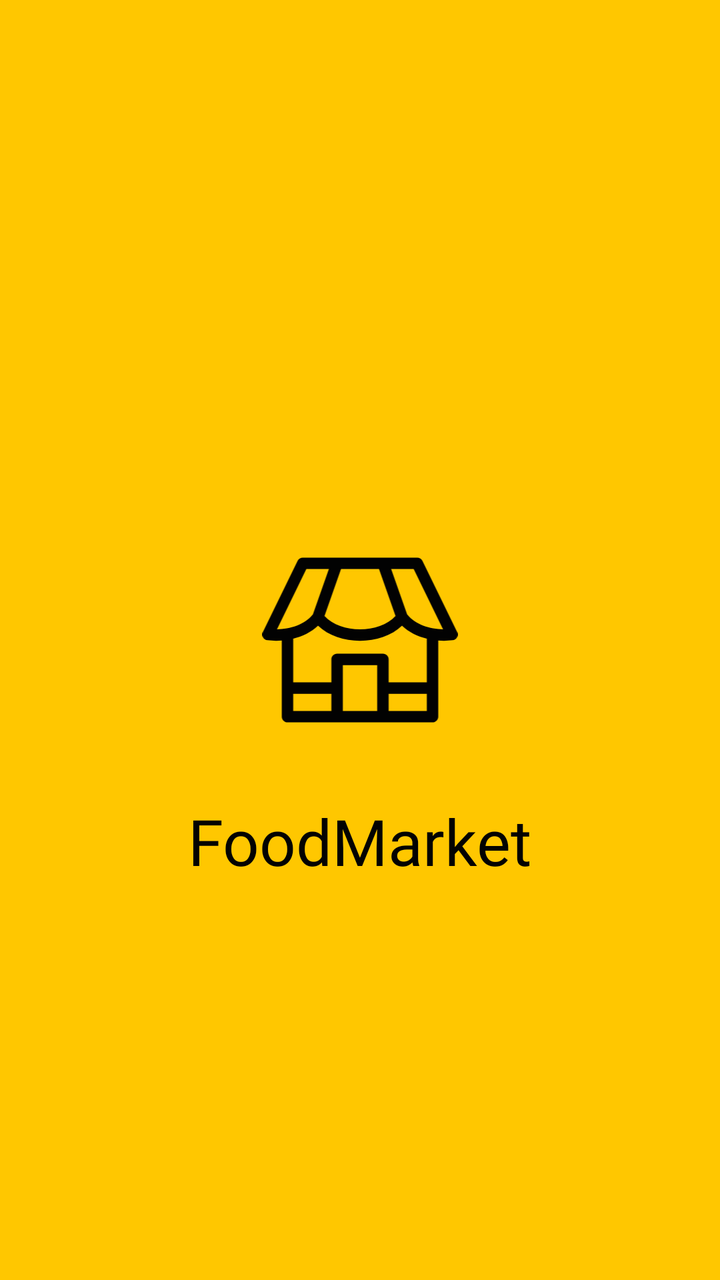
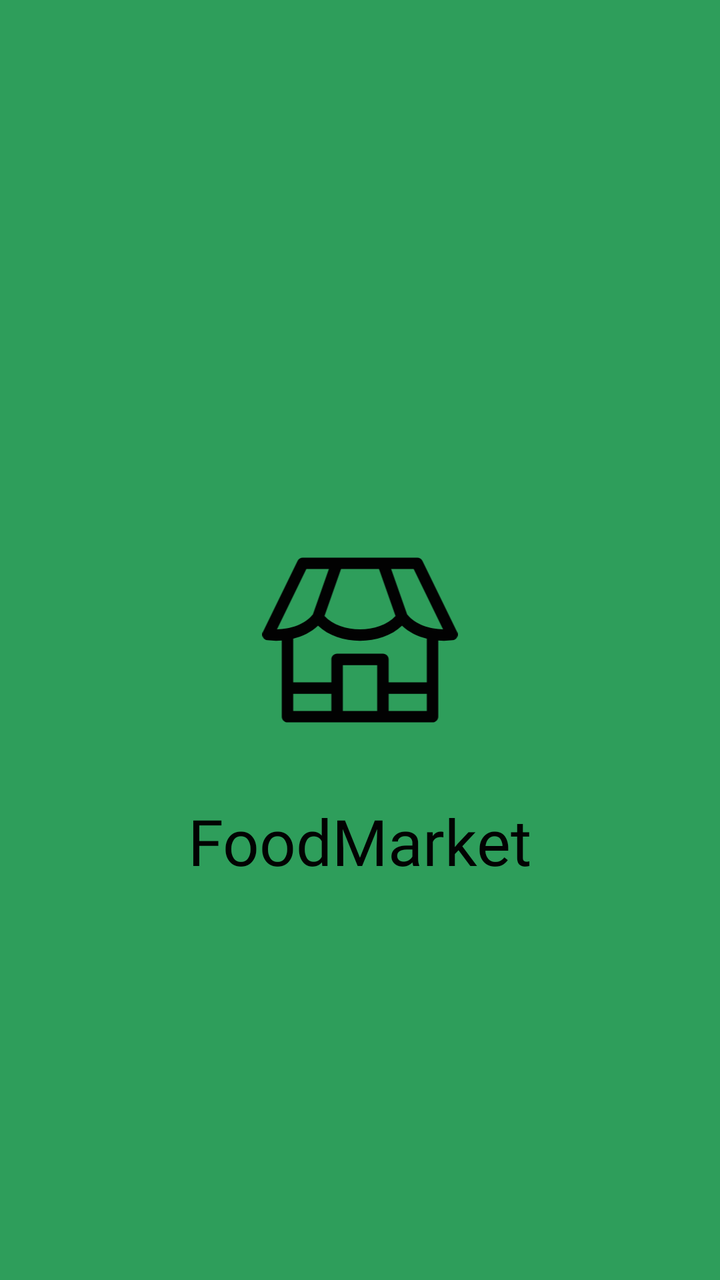

Two renders of the same Android screen: before a commit and after it. Below are the layout's source before the change and the commit's diff.
<!-- AndroidManifest.xml: application theme Theme.FoodmarketKotlin -->
<!-- res/layout/activity_splash_screen.xml -->
<?xml version="1.0" encoding="utf-8"?>
<androidx.constraintlayout.widget.ConstraintLayout xmlns:android="http://schemas.android.com/apk/res/android"
    xmlns:app="http://schemas.android.com/apk/res-auto"
    xmlns:tools="http://schemas.android.com/tools"
    android:id="@+id/main"
    android:layout_width="match_parent"
    android:layout_height="match_parent"
    android:background="#FFC700 "
    tools:context=".ui.splashscreen.SplashScreenActivity">

    <ImageView
        android:id="@+id/imageView"
        android:layout_width="100dp"
        android:layout_height="84dp"
        app:layout_constraintBottom_toBottomOf="parent"
        app:layout_constraintEnd_toEndOf="parent"
        app:layout_constraintStart_toStartOf="parent"
        app:layout_constraintTop_toTopOf="parent"
        app:srcCompat="@drawable/ic_logo_apps" />

    <TextView
        android:id="@+id/textView"
        android:layout_width="wrap_content"
        android:layout_height="wrap_content"
        android:layout_marginTop="37dp"
        style="@style/TextView.PoppinsNormal32sp020202"
        android:text="FoodMarket"
        app:layout_constraintEnd_toEndOf="parent"
        app:layout_constraintStart_toStartOf="parent"
        app:layout_constraintTop_toBottomOf="@+id/imageView" />

    <androidx.constraintlayout.widget.Group
        android:id="@+id/group"
        android:layout_width="wrap_content"
        android:layout_height="wrap_content"
        app:constraint_referenced_ids="textView"
        app:layout_constraintBottom_toBottomOf="parent"
        app:layout_constraintEnd_toEndOf="parent"
        app:layout_constraintStart_toStartOf="parent"
        app:layout_constraintTop_toTopOf="parent" />
</androidx.constraintlayout.widget.ConstraintLayout>
<!-- resources referenced by this layout -->
<resources>
  <!-- drawable ic_logo_apps (drawable) -->
  <vector xmlns:android="http://schemas.android.com/apk/res/android"
      android:width="100dp"
      android:height="86dp"
      android:viewportWidth="100"
      android:viewportHeight="86">
    <path
        android:pathData="M99.704,38.931L81.931,2.459C81.44,1.451 80.417,0.813 79.297,0.813H20.703C19.583,0.813 18.56,1.452 18.07,2.459L0.296,38.931C-0.12,39.785 -0.096,40.786 0.358,41.619C0.813,42.452 1.643,43.013 2.586,43.124C5.081,43.419 7.52,43.463 9.961,43.272V82.258C9.961,83.876 11.273,85.188 12.891,85.188C16.747,85.188 84.583,85.188 87.109,85.188C88.728,85.188 90.039,83.876 90.039,82.258V43.274C92.483,43.465 94.952,43.415 97.415,43.124C98.357,43.013 99.187,42.452 99.642,41.619C100.096,40.786 100.12,39.785 99.704,38.931ZM59.709,6.672L68.17,30.691C59.756,39.856 40.152,39.755 31.83,30.691L40.291,6.672H59.709ZM7.502,37.521L22.534,6.672H34.079L25.907,29.869C21.74,35.149 14.255,37.422 7.502,37.521ZM35.352,79.328H15.82V70.539H35.352V79.328ZM58.789,79.328H41.211V55.891H58.789V79.328ZM84.18,79.328H64.649V70.539H84.18V79.328ZM84.18,64.68H64.649V52.961C64.649,51.343 63.337,50.031 61.719,50.031H38.281C36.663,50.031 35.352,51.343 35.352,52.961V64.68H15.82V42.34C20.464,41.202 25.024,39.033 28.517,35.686C39.258,45.974 60.758,45.958 71.484,35.686C74.945,39.003 79.487,41.189 84.18,42.34V64.68ZM74.093,29.868L65.921,6.672H77.466L92.499,37.521C85.769,37.422 78.276,35.169 74.093,29.868Z"
        android:fillColor="#020202"/>
  </vector>
  <style name="TextView.PoppinsNormal32sp020202">
          <item name="android:fontFamily">@font/poppins</item>
          <item name="android:textColor">#020202</item>
          <item name="android:textSize">32sp</item>
      </style>
  <style name="Theme.FoodmarketKotlin" parent="Base.Theme.FoodmarketKotlin" />
  <style name="Base.Theme.FoodmarketKotlin" parent="Theme.AppCompat.DayNight.NoActionBar">
      </style>
</resources>

<!-- the commit's change to res/layout/activity_splash_screen.xml (unified diff, before → after) -->
@@ -5,7 +5,7 @@
     android:id="@+id/main"
     android:layout_width="match_parent"
     android:layout_height="match_parent"
-    android:background="#FFC700 "
+    android:background="@color/primary"
     tools:context=".ui.splashscreen.SplashScreenActivity">
 
     <ImageView
<!-- resource entries referenced after the edit -->
@@ -1,5 +1,6 @@
 <!-- resources referenced by this layout -->
 <resources>
+  <color name="primary">#2E9E5B</color>
   <!-- drawable ic_logo_apps (drawable) -->
   <vector xmlns:android="http://schemas.android.com/apk/res/android"
       android:width="100dp"
@@ -16,7 +17,14 @@
           <item name="android:textSize">32sp</item>
       </style>
   <style name="Theme.FoodmarketKotlin" parent="Base.Theme.FoodmarketKotlin" />
-  <style name="Base.Theme.FoodmarketKotlin" parent="Theme.AppCompat.DayNight.NoActionBar">
+  <style name="Base.Theme.FoodmarketKotlin" parent="Theme.AppCompat.Light.NoActionBar">
+          <item name="android:windowBackground">@color/background</item>
+          <item name="colorPrimary">@color/primary</item>
+          <item name="colorPrimaryDark">@color/primary_dark</item>
+          <item name="colorAccent">@color/accent</item>
       </style>
+  <color name="background">#F7F9F4</color>
+  <color name="primary_dark">#237A46</color>
+  <color name="accent">#FFB703</color>
 </resources>
 
